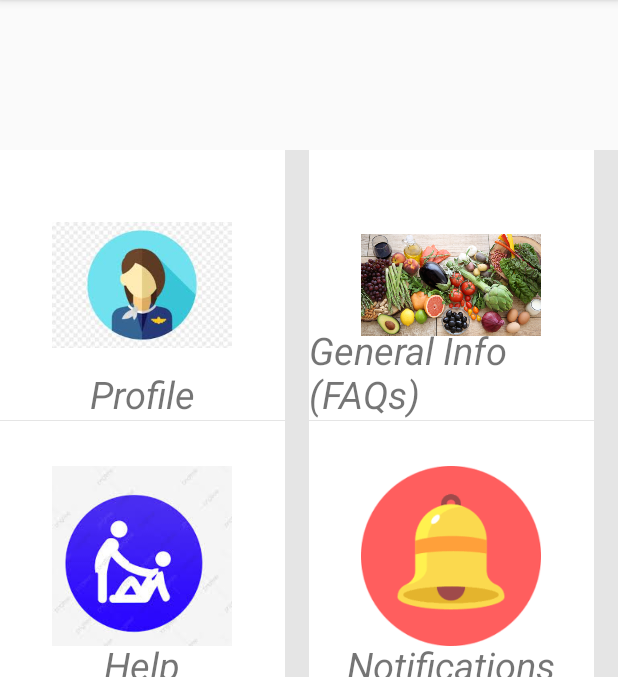
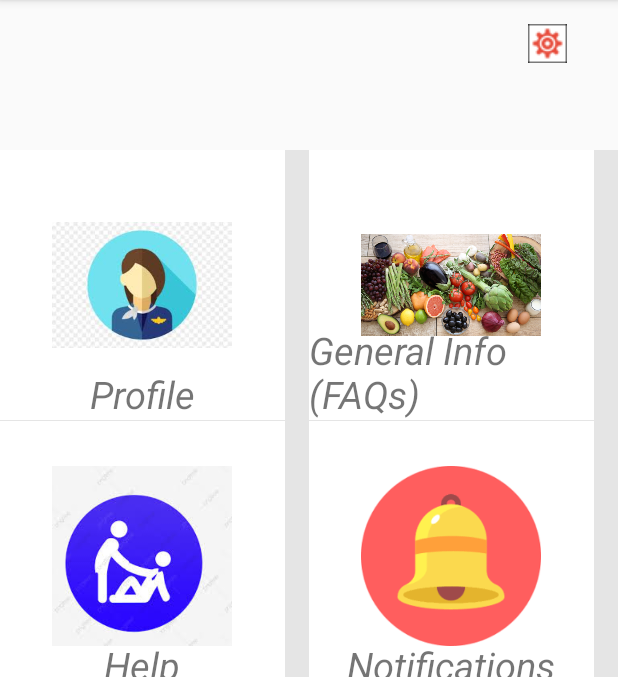
Before and after one commit to skothari07/AS124_while_True, an Android app: the Menuscreen screen opened directly, with no data from a screen before it, on a phone screen of 412 x 824 dp, the part 84-761 px from its top. Run offline under Robolectric (Android 15) with nearby library versions, the phone set to English and light mode, and no system bars.

Commit message:
Added Multilingual Support

```diff
--- a/Poshan Android/Poshan/app/src/main/java/com/example/poshan/MainActivity.java
+++ b/Poshan Android/Poshan/app/src/main/java/com/example/poshan/MainActivity.java
@@ -88,7 +88,7 @@ public class MainActivity extends AppCompatActivity {
 
                     finish();
 
-                    Intent intent = new Intent(MainActivity.this, VerificationActivity.class);
+                    Intent intent = new Intent(MainActivity.this, Menuscreen.class);
 
                     intent.putExtra("mobile",email);
 
--- a/Poshan Android/Poshan/app/src/main/java/com/example/poshan/Menuscreen.java
+++ b/Poshan Android/Poshan/app/src/main/java/com/example/poshan/Menuscreen.java
@@ -1,9 +1,14 @@
 package com.example.poshan;
 
+import androidx.appcompat.app.AlertDialog;
 import androidx.appcompat.app.AppCompatActivity;
 
+import android.app.Activity;
+import android.content.Context;
+import android.content.DialogInterface;
 import android.content.Intent;
-
+import android.content.SharedPreferences;
+import android.content.res.Configuration;
 import android.net.Uri;
 import android.os.Bundle;
 import android.view.View;
@@ -11,9 +16,11 @@ import android.view.ViewGroup;
 import android.widget.AdapterView;
 import android.widget.BaseAdapter;
 import android.widget.GridView;
-
+import android.widget.ImageButton;
 import android.widget.ImageView;
 import android.widget.TextView;
+
+import java.util.Locale;
 
 
 public class Menuscreen extends AppCompatActivity {
@@ -30,9 +37,18 @@ public class Menuscreen extends AppCompatActivity {
         super.onCreate(savedInstanceState);
         Intent intent = getIntent();
         mobile = intent.getStringExtra("mobile");
+        loadLocale();
+
 
         setContentView(R.layout.activity_menuscreen);
 
+        ImageButton changelang=findViewById(R.id.settingicon);
+        changelang.setOnClickListener( new View.OnClickListener(){
+            public void onClick(View view)
+            {
+                showlanguageDialog();
+            }
+        });
 
         gridView = findViewById(R.id.gridview);
 
@@ -49,6 +65,7 @@ public class Menuscreen extends AppCompatActivity {
 
 
                 }
+
                 if (menuNames[i] == "Notifications") {
                     Intent intent2 = new Intent(getApplicationContext(), NotificationsActivity.class);
                     intent2.putExtra("mobile", mobile);
@@ -67,7 +84,59 @@ public class Menuscreen extends AppCompatActivity {
 
     }
 
+    private void showlanguageDialog() {
+        final String[] listItems = {"English", "हिंदी", "मराठी"};
+        AlertDialog.Builder mBuilder = new AlertDialog.Builder(Menuscreen.this);
+        mBuilder.setTitle("Choose Language");
+        mBuilder.setSingleChoiceItems(listItems, -1, new DialogInterface.OnClickListener() {
+            public void onClick(DialogInterface dialogInterface, int i) {
+                if (i == 0) {
+                    setLocale("en");
+                    recreate();
+                    k=0;
+                    l=0;
 
+                }
+                else if (i == 1)
+                {
+                    setLocale("hi");
+                    recreate();
+                    k=1;
+                    l=1;
+                }
+                else if(i==2)
+                {
+                    setLocale("mr");
+                    recreate();
+                    k=2;l=2;
+
+
+                }
+
+                dialogInterface.dismiss();
+            }
+
+        });
+
+        AlertDialog mDialog=mBuilder.create();
+
+        mDialog.show();
+    }
+
+    private void setLocale(String lang )
+    {
+        Locale locale= new Locale(lang);
+        Locale.setDefault(locale);
+        Configuration config =new Configuration();
+        config.locale=locale;
+        getBaseContext().getResources().updateConfiguration(config,getBaseContext().getResources().getDisplayMetrics());
+
+        SharedPreferences.Editor editor=getSharedPreferences("Settings", Context.MODE_PRIVATE).edit();
+        editor.putString("My_lang",lang);
+        editor.apply();
+
+
+    }
 
     private class CustomAdapter extends BaseAdapter {
         @Override
@@ -98,6 +167,14 @@ public class Menuscreen extends AppCompatActivity {
 
         }
     }
+    public void loadLocale()
+    {
+        SharedPreferences prefs =getSharedPreferences("Settings", Activity.MODE_PRIVATE);
+        String language=prefs.getString("My_lang","");
+
+        setLocale(language);
 
 
+    }
+
 }
--- a/Poshan Android/Poshan/app/src/main/res/layout/activity_menuscreen.xml
+++ b/Poshan Android/Poshan/app/src/main/res/layout/activity_menuscreen.xml
@@ -5,6 +5,27 @@
     android:layout_width="match_parent"
     android:layout_height="match_parent"
     tools:context=".Menuscreen">
+
+    <ImageButton
+        android:id="@+id/settingicon"
+        android:layout_width="wrap_content"
+        android:layout_height="wrap_content"
+        android:layout_marginStart="8dp"
+        android:layout_marginTop="8dp"
+        android:layout_marginEnd="8dp"
+        android:layout_marginRight="8dp"
+        android:layout_marginBottom="8dp"
+        android:background="#ffffff"
+        app:layout_constraintBottom_toBottomOf="parent"
+        app:layout_constraintEnd_toEndOf="parent"
+        app:layout_constraintHorizontal_bias="0.929"
+        app:layout_constraintStart_toStartOf="parent"
+        app:layout_constraintTop_toTopOf="parent"
+        app:layout_constraintVertical_bias="0.011"
+        app:srcCompat="@drawable/settingicon" />
+
+
+
 
 
     <GridView
--- a/Poshan Android/Poshan/build.gradle
+++ b/Poshan Android/Poshan/build.gradle
@@ -11,6 +11,7 @@ buildscript {
     }
     dependencies {
         classpath 'com.android.tools.build:gradle:3.6.2'
+
 
 
 
@@ -34,4 +35,4 @@ allprojects {
 task clean(type: Delete) {
     delete rootProject.buildDir
 }
-apply plugin: 'com.amplifyframework.amplifytools'
+//apply plugin: 'com.amplifyframework.amplifytools'
```
Also changed, not shown: 2 other files.
